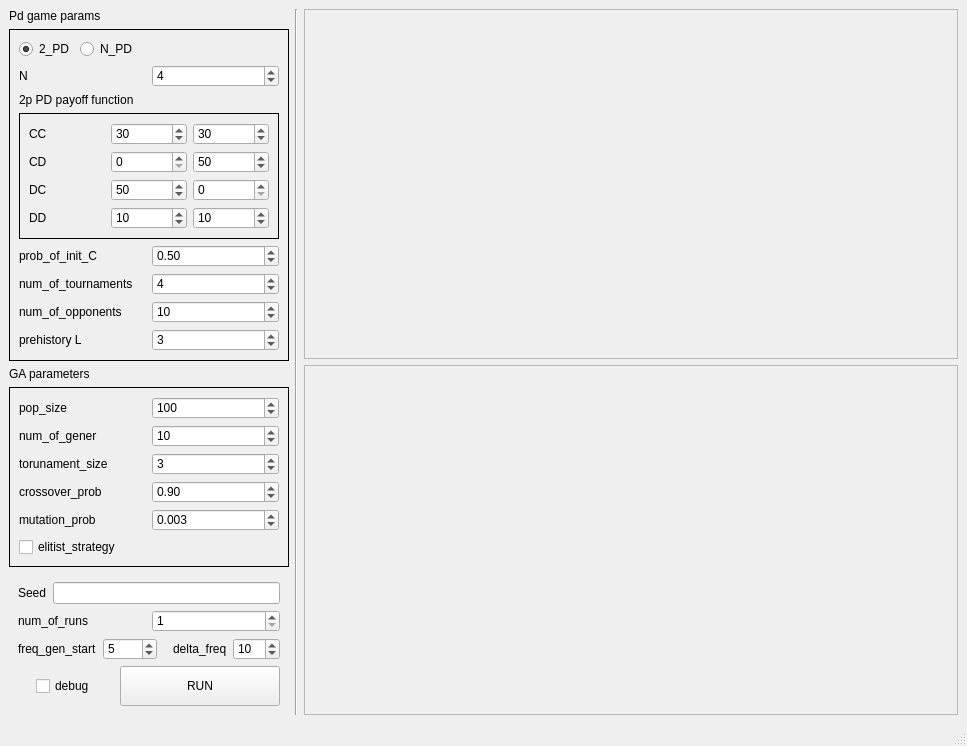
The window that ain_code/ui/main_window.ui (fishija/prisoners-dilemma) describes before a commit, drawn with Qt 5.
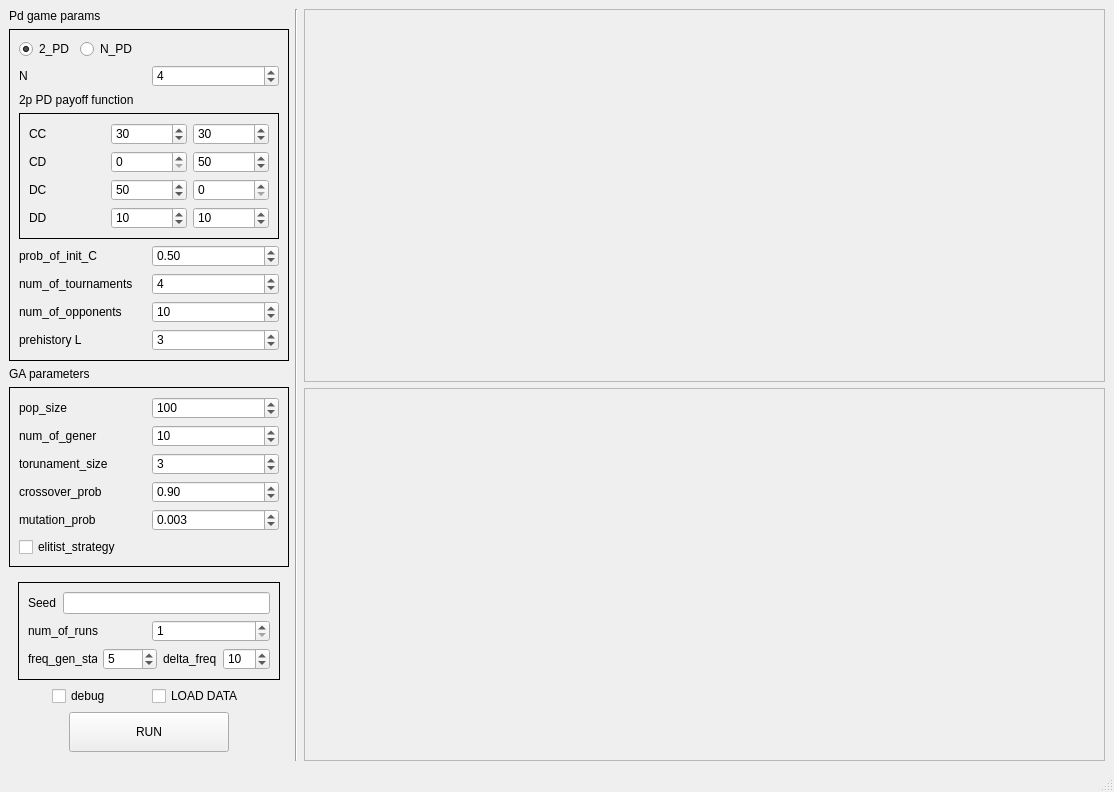
The same window after the commit.

Commit message: feat: new window, (almost) poss to load data

```diff
--- a/ain_code/ui/main_window.ui
+++ b/ain_code/ui/main_window.ui
@@ -6,15 +6,15 @@
    <rect>
     <x>0</x>
     <y>0</y>
-    <width>967</width>
-    <height>736</height>
+    <width>1114</width>
+    <height>779</height>
    </rect>
   </property>
   <property name="windowTitle">
    <string>Prisoners dilemma</string>
   </property>
   <property name="styleSheet">
-   <string notr="true">#frame, #frame_2{
+   <string notr="true">#frame, #frame_2, #frame_4{
 	border: 1px solid black;
 }</string>
   </property>
@@ -534,6 +534,15 @@
         </property>
         <layout class="QVBoxLayout" name="verticalLayout_5">
          <item>
+          <widget class="QFrame" name="frame_4">
+           <property name="frameShape">
+            <enum>QFrame::StyledPanel</enum>
+           </property>
+           <property name="frameShadow">
+            <enum>QFrame::Raised</enum>
+           </property>
+           <layout class="QVBoxLayout" name="verticalLayout_7">
+            <item>
           <layout class="QHBoxLayout" name="horizontalLayout_4">
            <item>
             <widget class="QLabel" name="label_15">
@@ -638,6 +647,9 @@
            </item>
           </layout>
          </item>
+           </layout>
+          </widget>
+         </item>
          <item>
           <spacer name="verticalSpacer_7">
            <property name="orientation">
@@ -661,6 +673,15 @@
             </widget>
            </item>
            <item>
+            <widget class="QCheckBox" name="load_checkBox">
+             <property name="text">
+              <string>LOAD DATA</string>
+             </property>
+            </widget>
+           </item>
+          </layout>
+         </item>
+         <item alignment="Qt::AlignHCenter">
             <widget class="QPushButton" name="run_button">
              <property name="minimumSize">
               <size>
@@ -678,8 +699,6 @@
               <string>RUN</string>
              </property>
             </widget>
-           </item>
-          </layout>
          </item>
         </layout>
        </widget>
```
Lines whose indentation alone changed are shown as unchanged. The commit also changes 6 other files.
